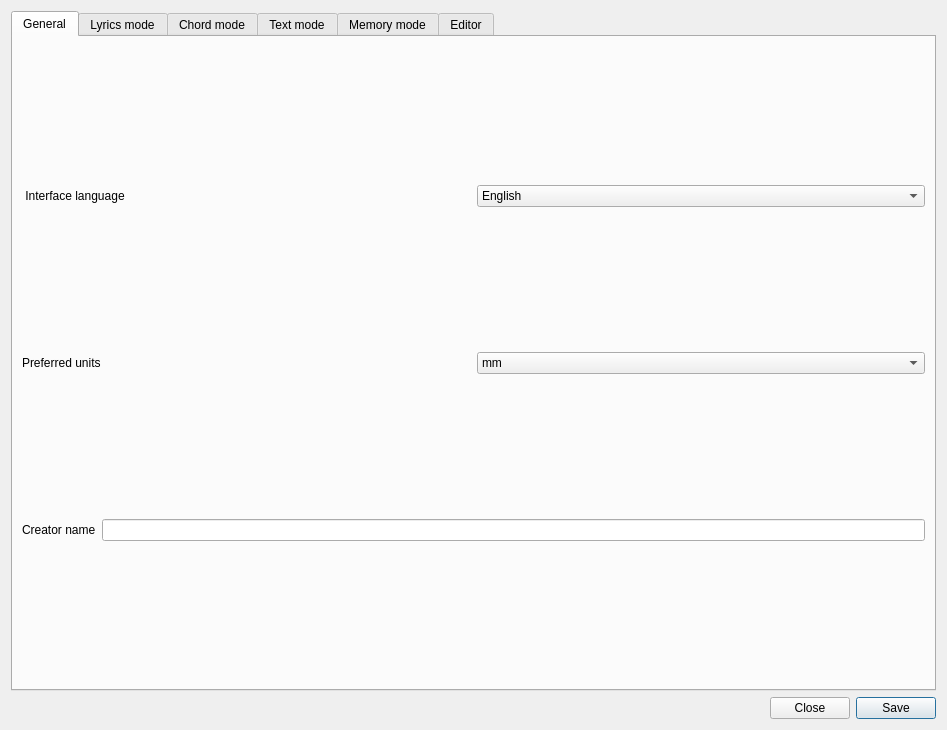
jpcima/chordv, file dialogconfiguration.ui: the form before one commit.
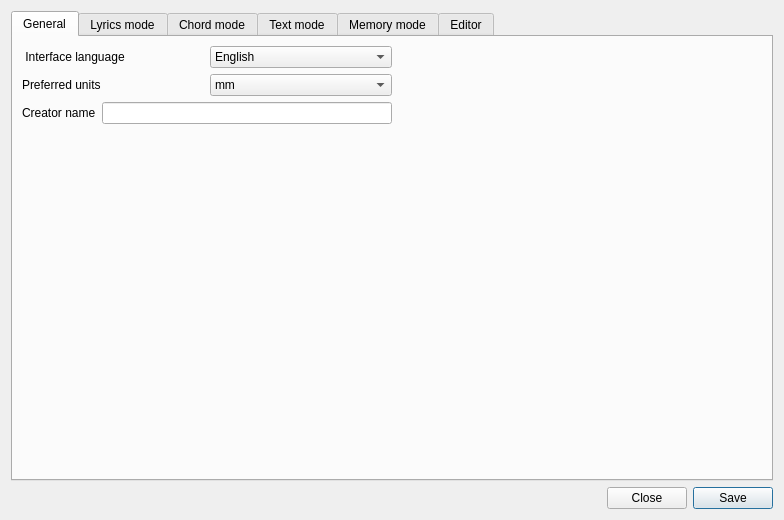
The form after the commit. Custom widgets are drawn as their Qt base class.

Diff of the .ui file:
```diff
--- a/dialogconfiguration.ui
+++ b/dialogconfiguration.ui
@@ -6,8 +6,8 @@
    <rect>
     <x>0</x>
     <y>0</y>
-    <width>947</width>
-    <height>730</height>
+    <width>784</width>
+    <height>520</height>
    </rect>
   </property>
   <property name="windowTitle">
@@ -25,7 +25,11 @@
         <attribute name="title">
          <string>General</string>
         </attribute>
-        <layout class="QHBoxLayout" name="horizontalLayout_8">
+        <layout class="QVBoxLayout" name="verticalLayout_10">
+         <item>
+          <layout class="QHBoxLayout" name="horizontalLayout_5">
+           <item>
+            <layout class="QVBoxLayout" name="verticalLayout_8">
          <item>
           <layout class="QVBoxLayout" name="verticalLayout_2">
            <item>
@@ -96,6 +100,36 @@
               <widget class="QLineEdit" name="lineEditCreatoName"/>
              </item>
             </layout>
+               </item>
+              </layout>
+             </item>
+             <item>
+              <spacer name="verticalSpacer">
+               <property name="orientation">
+                <enum>Qt::Vertical</enum>
+               </property>
+               <property name="sizeHint" stdset="0">
+                <size>
+                 <width>20</width>
+                 <height>40</height>
+                </size>
+               </property>
+              </spacer>
+             </item>
+            </layout>
+           </item>
+           <item>
+            <spacer name="horizontalSpacer_2">
+             <property name="orientation">
+              <enum>Qt::Horizontal</enum>
+             </property>
+             <property name="sizeHint" stdset="0">
+              <size>
+               <width>40</width>
+               <height>20</height>
+              </size>
+             </property>
+            </spacer>
            </item>
           </layout>
          </item>
```
Lines whose indentation alone changed are shown as unchanged.
